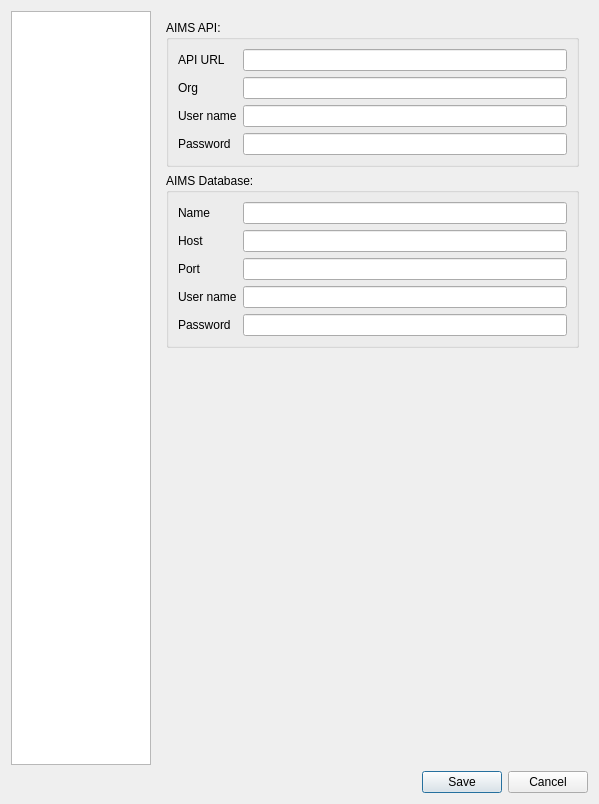
Qt form AimsUI/AimsClient/Gui/Ui_AimsConfigureDialog.ui (linz/QGIS-AIMS-Plugin) before a commit.
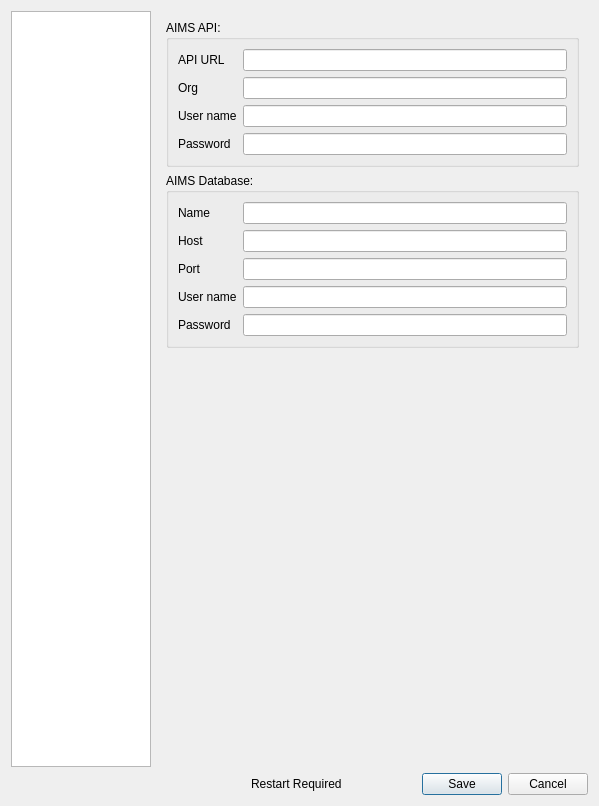
The same form after that commit.

Commit message: "Restart required" note added

The edit to the form file:
```diff
--- a/AimsUI/AimsClient/Gui/Ui_AimsConfigureDialog.ui
+++ b/AimsUI/AimsClient/Gui/Ui_AimsConfigureDialog.ui
@@ -7,7 +7,7 @@
     <x>0</x>
     <y>0</y>
     <width>599</width>
-    <height>804</height>
+    <height>806</height>
    </rect>
   </property>
   <property name="windowTitle">
@@ -420,15 +420,36 @@
      </item>
     </layout>
    </item>
-   <item row="1" column="0">
-    <widget class="QDialogButtonBox" name="buttonBox">
-     <property name="orientation">
-      <enum>Qt::Horizontal</enum>
-     </property>
-     <property name="standardButtons">
-      <set>QDialogButtonBox::Cancel|QDialogButtonBox::Save</set>
-     </property>
-    </widget>
+   <item row="2" column="0">
+    <layout class="QHBoxLayout" name="horizontalLayout_3">
+     <item>
+      <spacer name="horizontalSpacer">
+       <property name="orientation">
+        <enum>Qt::Horizontal</enum>
+       </property>
+       <property name="sizeHint" stdset="0">
+        <size>
+         <width>40</width>
+         <height>20</height>
+        </size>
+       </property>
+      </spacer>
+     </item>
+     <item>
+      <widget class="QLabel" name="label">
+       <property name="text">
+        <string>Restart Required</string>
+       </property>
+      </widget>
+     </item>
+     <item>
+      <widget class="QDialogButtonBox" name="buttonBox">
+       <property name="standardButtons">
+        <set>QDialogButtonBox::Cancel|QDialogButtonBox::Save</set>
+       </property>
+      </widget>
+     </item>
+    </layout>
    </item>
   </layout>
  </widget>
```
Left out of the diff: 68 changed lines with no effect on the pictures.
